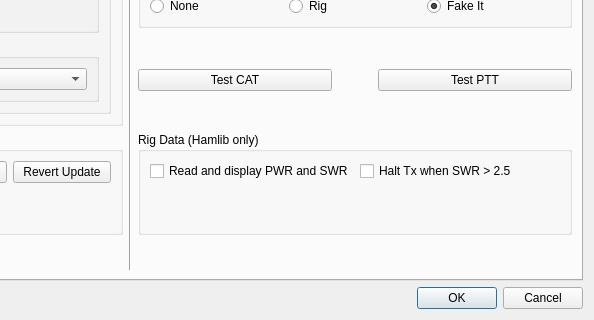
uaro-radio/wsjtx, file Configuration.ui: the form before one commit; both pictures show x 334 to 928 and y 396 to 716 of the 928 by 716 pixel window.
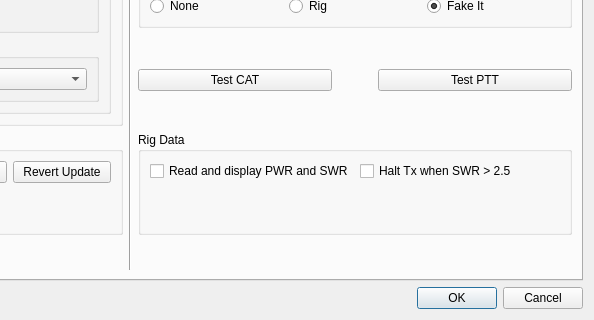
The form after the commit. The open tabs and pages were chosen to show the change. Custom widgets are drawn as their Qt base class.

Commit message: Remove "Hamlib only" text because PWR and SWR will now also wirk with FLRig.

```diff
--- a/Configuration.ui
+++ b/Configuration.ui
@@ -1625,7 +1625,7 @@
           </size>
          </property>
          <property name="title">
-          <string>Rig Data (Hamlib only)</string>
+          <string>Rig Data</string>
          </property>
          <layout class="QGridLayout" name="gridLayout_25">
           <item row="0" column="3">
```
Left out of the diff: 10 changed lines with no effect on the pictures. The commit also changes 2 other files.
